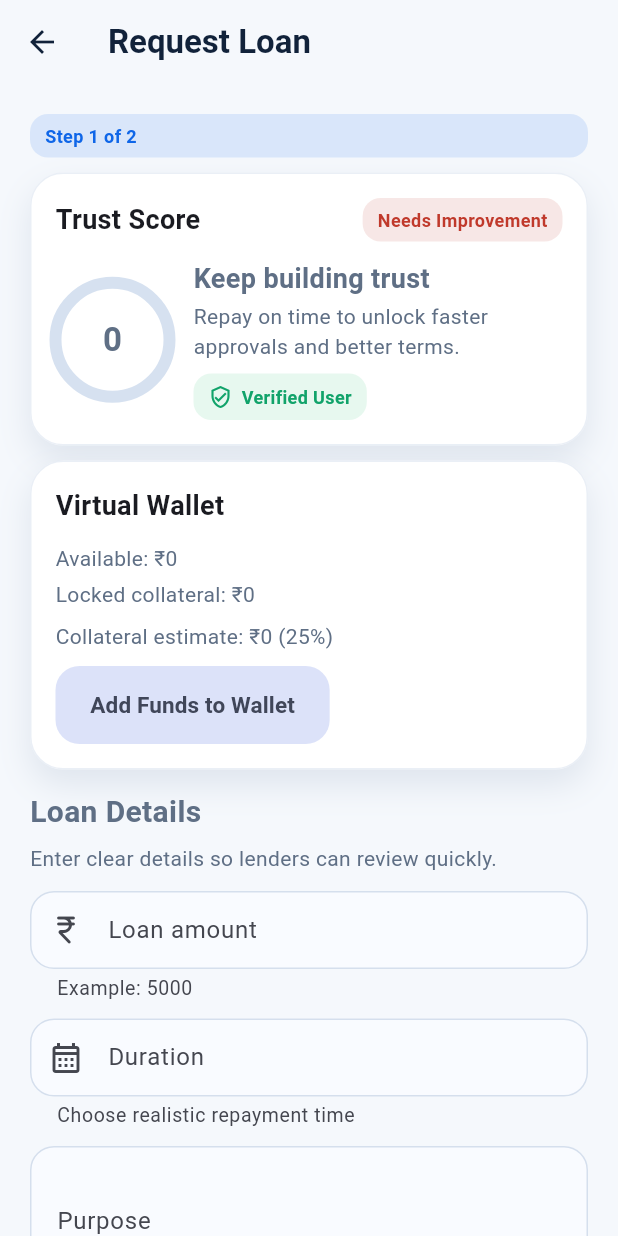
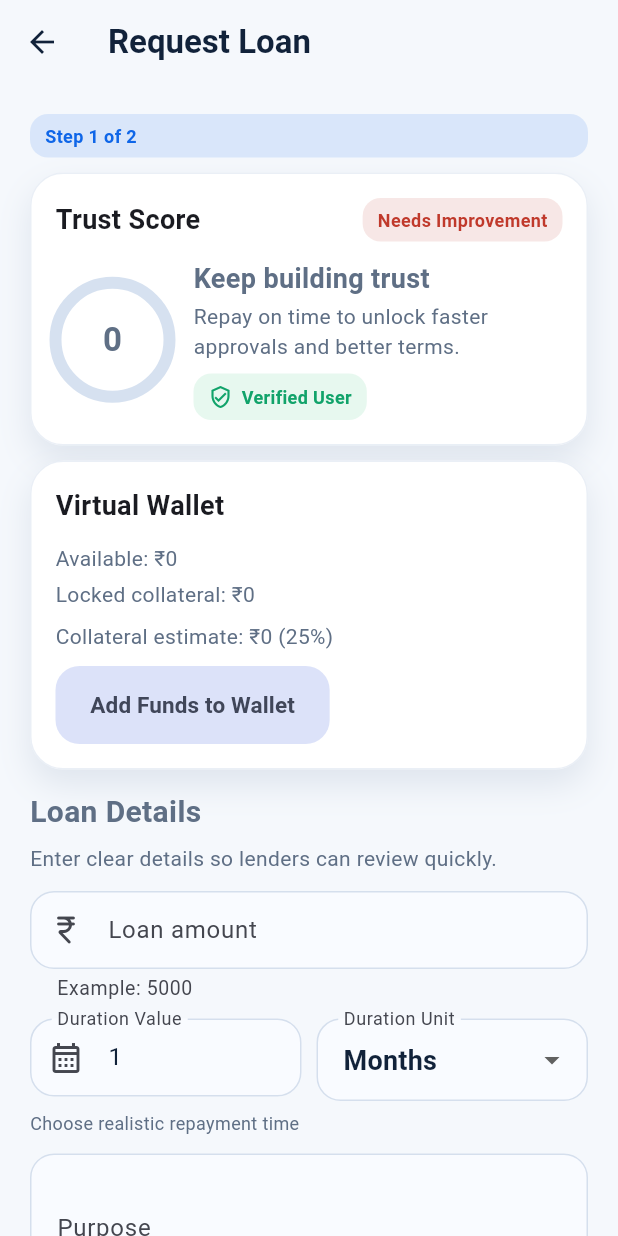
Before and after one commit to HarshalChugwani2005/TrustNet, a Flutter app: the BorrowerRequestLoanScreen screen opened directly with empty values, on a phone screen of 412 x 824 dp. Run offline on Flutter 3.47's test engine with Material 3 defaults, Android fonts, the phone set to English and light mode, and no system bars; our stand-ins replace cloud_firestore, firebase_auth, firebase_core, flutter_secure_storage, google_sign_in, timeago; missing offline and left inert: web3dart; accounts and stored records are empty.

Commit message:
Duration options

```diff
--- a/lib/screens/loan_screens.dart
+++ b/lib/screens/loan_screens.dart
@@ -25,9 +25,17 @@ class BorrowerRequestLoanScreen extends StatefulWidget {
 
 class _BorrowerRequestLoanScreenState extends State<BorrowerRequestLoanScreen> {
   final _amountController = TextEditingController();
-  final _durationController = TextEditingController();
+  final _durationValueController = TextEditingController(text: '1');
   final _purposeController = TextEditingController();
   bool _isLoading = false;
+  String _durationUnit = 'month';
+
+  String get _selectedDurationText {
+    final parsedValue = int.tryParse(_durationValueController.text.trim()) ?? 1;
+    final safeValue = parsedValue <= 0 ? 1 : parsedValue;
+    final suffix = safeValue == 1 ? _durationUnit : '${_durationUnit}s';
+    return '$safeValue $suffix';
+  }
 
   double _collateralPercentFromTrustScore(int trustScore) {
     if (trustScore >= 80) {
@@ -88,14 +96,15 @@ class _BorrowerRequestLoanScreenState extends State<BorrowerRequestLoanScreen> {
   @override
   void dispose() {
     _amountController.dispose();
-    _durationController.dispose();
+    _durationValueController.dispose();
     _purposeController.dispose();
     super.dispose();
   }
 
   Future<void> _submitRequest() async {
     final amountText = _amountController.text.trim();
-    final duration = _durationController.text.trim();
+    final durationValueText = _durationValueController.text.trim();
+    final duration = _selectedDurationText;
     final purpose = _purposeController.text.trim();
 
     if (amountText.isEmpty || duration.isEmpty || purpose.isEmpty) {
@@ -109,6 +118,14 @@ class _BorrowerRequestLoanScreenState extends State<BorrowerRequestLoanScreen> {
     if (amount == null || amount <= 0) {
       ScaffoldMessenger.of(context).showSnackBar(
         const SnackBar(content: Text('Enter a valid amount')),
+      );
+      return;
+    }
+
+    final durationValue = int.tryParse(durationValueText);
+    if (durationValue == null || durationValue <= 0) {
+      ScaffoldMessenger.of(context).showSnackBar(
+        const SnackBar(content: Text('Enter a valid duration value.')),
       );
       return;
     }
@@ -253,15 +270,51 @@ class _BorrowerRequestLoanScreenState extends State<BorrowerRequestLoanScreen> {
             ),
           ),
           const SizedBox(height: 12),
-          TextField(
-            controller: _durationController,
-            decoration: InputDecoration(
-              labelText: 'Duration',
-              hintText: 'e.g., 3 months',
-              helperText: 'Choose realistic repayment time',
-              prefixIcon: const Icon(Icons.calendar_month_outlined),
-              border: OutlineInputBorder(borderRadius: BorderRadius.circular(16)),
-            ),
+          Row(
+            crossAxisAlignment: CrossAxisAlignment.start,
+            children: [
+              Expanded(
+                child: TextField(
+                  controller: _durationValueController,
+                  keyboardType: TextInputType.number,
+                  decoration: InputDecoration(
+                    labelText: 'Duration Value',
+                    prefixIcon: const Icon(Icons.calendar_month_outlined),
+                    border: OutlineInputBorder(
+                        borderRadius: BorderRadius.circular(16)),
+                  ),
+                ),
+              ),
+              const SizedBox(width: 10),
+              Expanded(
+                child: DropdownButtonFormField<String>(
+                  initialValue: _durationUnit,
+                  decoration: InputDecoration(
+                    labelText: 'Duration Unit',
+                    border: OutlineInputBorder(
+                        borderRadius: BorderRadius.circular(16)),
+                  ),
+                  items: const [
+                    DropdownMenuItem(value: 'day', child: Text('Days')),
+                    DropdownMenuItem(value: 'month', child: Text('Months')),
+                    DropdownMenuItem(value: 'year', child: Text('Years')),
+                  ],
+                  onChanged: (value) {
+                    if (value == null) {
+                      return;
+                    }
+                    setState(() {
+                      _durationUnit = value;
+                    });
+                  },
+                ),
+              ),
+            ],
+          ),
+          const SizedBox(height: 6),
+          const Text(
+            'Choose realistic repayment time',
+            style: TextStyle(color: mutedInk, fontSize: 12),
           ),
           const SizedBox(height: 12),
           TextField(
```
Also changed, not shown: lib/screens/dashboard_shell.dart (+0 -23 lines).
